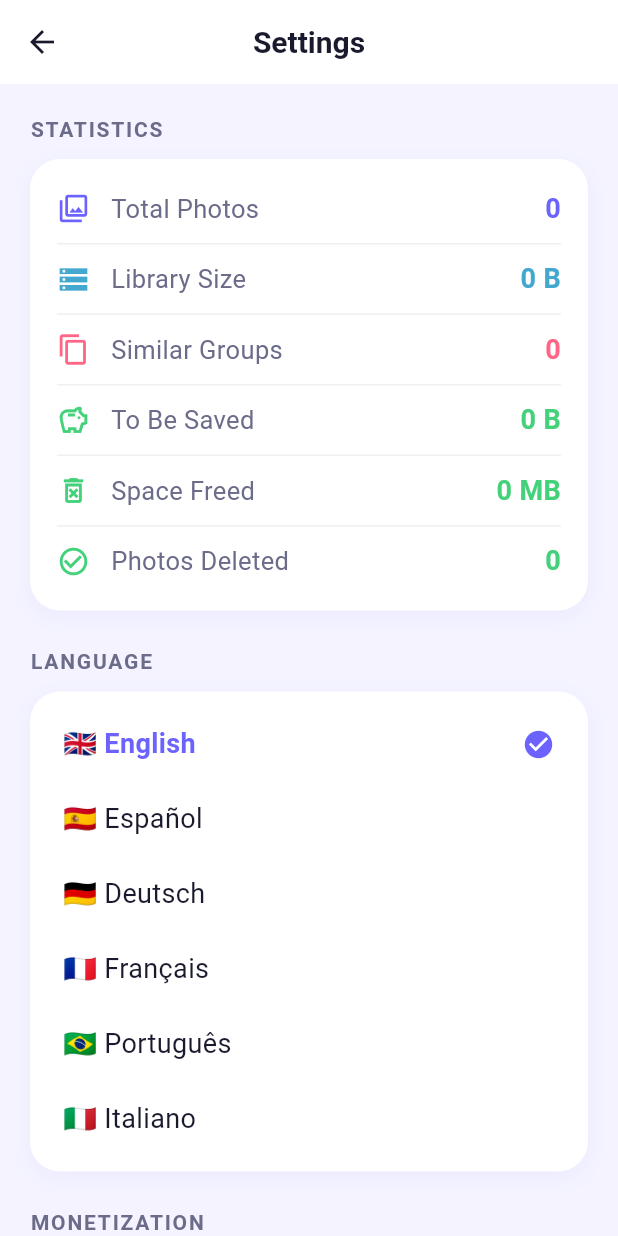
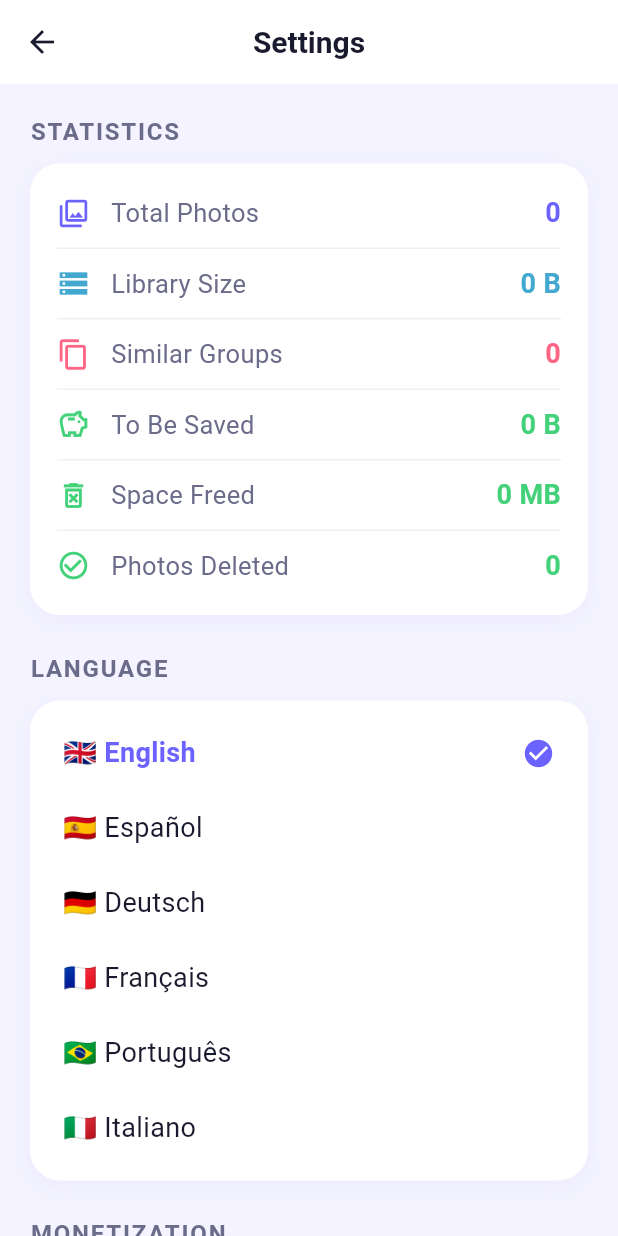
Before and after one commit to Adudzinski/CleanFotos, a Flutter app: the screen it shows after launch, after a tap on the "settings" icon, on a phone screen of 412 x 824 dp. Run offline on Flutter 3.47's test engine with Material 3 defaults, Android fonts, the phone set to English and light mode, and no system bars; our stand-ins replace confetti, flutter_local_notifications, flutter_timezone, google_mobile_ads, in_app_purchase, shared_preferences and 1 more; missing offline and left inert: photo_manager, photo_manager_image_provider; statements that could not run were skipped.

Commit message:
Enforce 16pt minimum font size across all screens
Raise every readable text below 16pt to at least 16 (home, group review, swipe, settings, photo card, theme bodyMedium). Bump emphasized items further: group-review Skip/Delete buttons (18) and tap/recover hints (16-17), home 'photos deleted' count (17), swipe hints. Settings 17pt set as the baseline.

Co-authored-by: Cursor <cursoragent@cursor.com>

```diff
--- a/lib/screens/settings_screen.dart
+++ b/lib/screens/settings_screen.dart
@@ -61,7 +61,7 @@ class SettingsScreen extends StatelessWidget {
       child: Text(
         text.toUpperCase(),
         style: const TextStyle(
-          fontSize: 14,
+          fontSize: 16,
           fontWeight: FontWeight.w700,
           letterSpacing: 1.2,
           color: AppTheme.textSecondary,
@@ -214,7 +214,7 @@ class SettingsScreen extends StatelessWidget {
           const SizedBox(height: 8),
           Text(s.proDesc,
               style: const TextStyle(
-                  fontSize: 15,
+                  fontSize: 16,
                   color: AppTheme.textSecondary,
                   height: 1.4)),
           const SizedBox(height: 14),
@@ -262,7 +262,7 @@ class SettingsScreen extends StatelessWidget {
                 const SizedBox(height: 4),
                 Text(s.monthlyReminderDesc,
                     style: const TextStyle(
-                        fontSize: 15,
+                        fontSize: 16,
                         color: AppTheme.textSecondary,
                         height: 1.4)),
               ],
--- a/lib/theme/app_theme.dart
+++ b/lib/theme/app_theme.dart
@@ -64,7 +64,7 @@ class AppTheme {
           color: textPrimary,
         ),
         bodyMedium: TextStyle(
-          fontSize: 15,
+          fontSize: 16,
           fontWeight: FontWeight.w400,
           color: textSecondary,
         ),
--- a/lib/widgets/photo_card.dart
+++ b/lib/widgets/photo_card.dart
@@ -172,7 +172,7 @@ class PhotoDetailDialog extends StatelessWidget {
       child: Text(
         dateStr,
         style: const TextStyle(
-            color: Colors.white, fontSize: 14, fontWeight: FontWeight.w500),
+            color: Colors.white, fontSize: 16, fontWeight: FontWeight.w500),
       ),
     );
   }
```
Also changed, not shown: lib/screens/group_review_screen.dart (+14 -13 lines), lib/screens/home_screen.dart (+4 -4 lines), lib/screens/swipe_screen.dart (+7 -6 lines).
